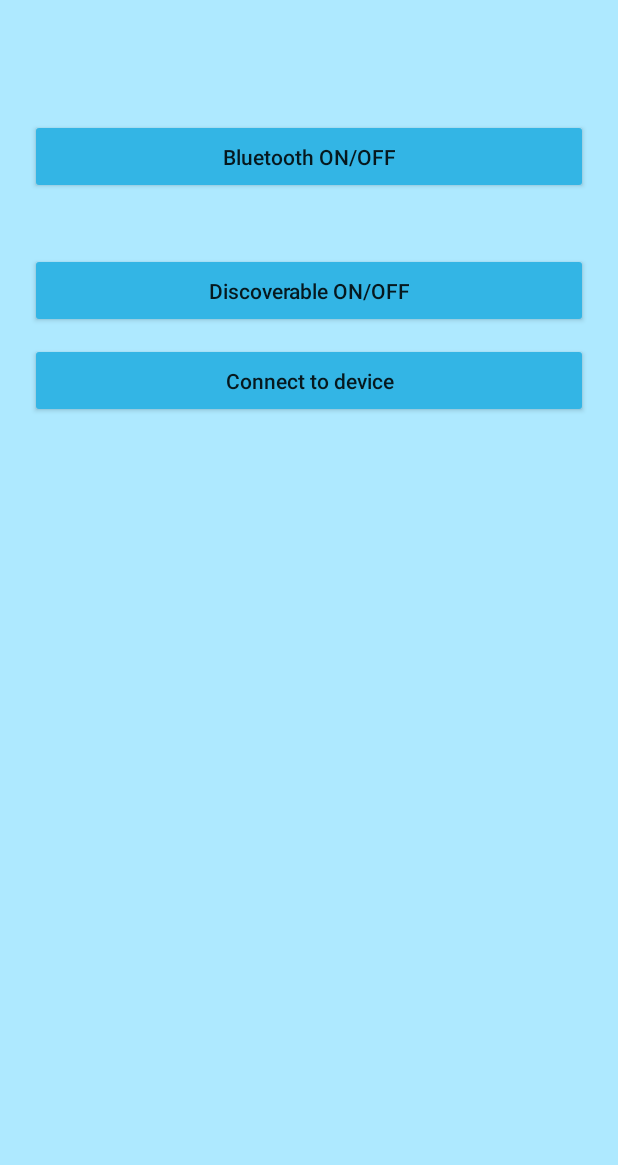
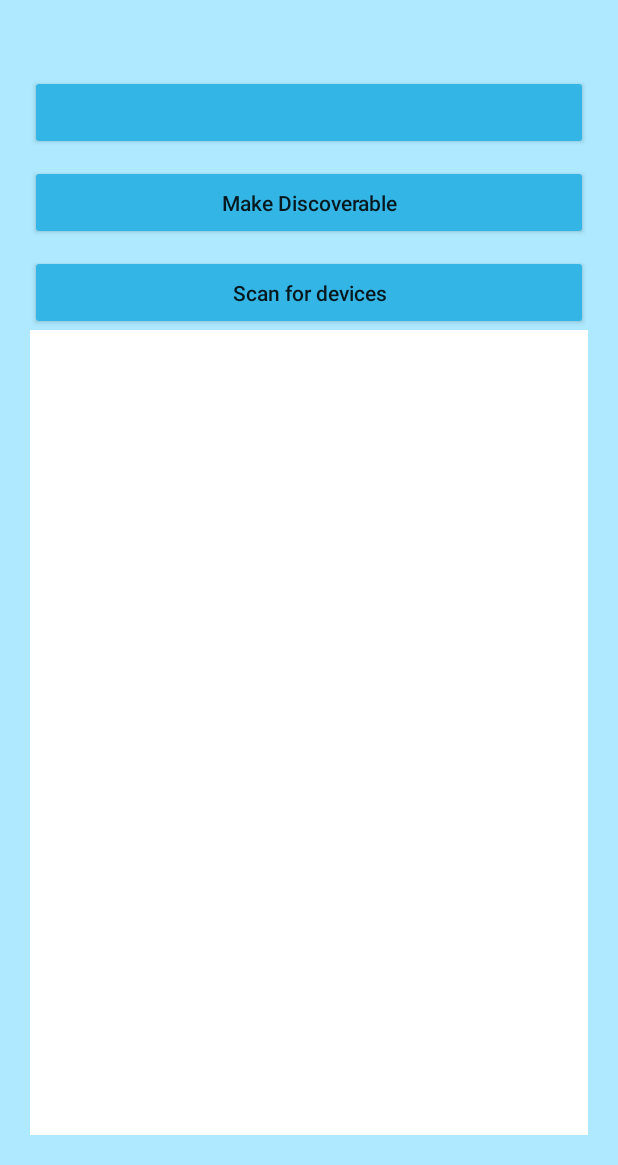
Before and after one commit to IndecisiveFly/Automotive-HUD, an Android app: the layout activity_connect__bt.xml on its own in the app's theme, with its tools: preview values and no code run, on a phone screen of 412 x 824 dp, the part 71-1236 px from its top. Run offline under Robolectric (Android 15) with nearby library versions, the phone set to English and light mode, and no system bars.

Commit message:
Added functionality for Bluetooth On/Off, Discoverability (for 30s), and discovering nearby devices.  - Discovering still needs some work, currently it finds all nearby devices in a single scan, but the list only appends if the user scans multiple times.  - Discoverability will not be needed for project, but can be useful for later testing.  - Some code exists for pairing in Connect_BT.java, but some "wires" still need connection.  - Device_List_Adapter.java and activity_device__list__adapter.xml work together to inflate a listview for scanned devices only.  - Many quality of life updates (such as state changes for other buttons on Bluetooth toggle, always checking state of bluetooth after button presses, etc...)

```diff
--- a/Andoird_Application/app/src/main/res/layout/activity_connect__bt.xml
+++ b/Andoird_Application/app/src/main/res/layout/activity_connect__bt.xml
@@ -22,36 +22,14 @@
         android:layout_width="match_parent"
         android:layout_height="50dp" />
 
-    <TextView
-        android:id="@+id/bluetooth_status"
-        android:gravity="center"
-        android:layout_width="match_parent"
-        android:layout_height="wrap_content"
-        android:text="" />
-
-    <Space
-        android:layout_width="match_parent"
-        android:layout_height="10dp" />
-
     <Button
         android:id="@+id/bluetooth_toggle_btn"
         android:layout_width="match_parent"
         android:layout_height="50dp"
         android:backgroundTint="@android:color/holo_blue_light"
         android:onClick="bluetooth_on_off"
-        android:text="@string/bluetooth_button"
+        android:text=""
         android:textAllCaps="false" />
-
-    <Space
-        android:layout_width="match_parent"
-        android:layout_height="10dp" />
-
-    <TextView
-        android:id="@+id/discoverable_status"
-        android:gravity="center"
-        android:layout_width="match_parent"
-        android:layout_height="wrap_content"
-        android:text="" />
 
     <Space
         android:layout_width="match_parent"
@@ -76,11 +54,12 @@
         android:layout_height="50dp"
         android:onClick="find_devices"
         android:backgroundTint="@android:color/holo_blue_light"
-        android:text="@string/connect_device"
+        android:text="@string/find_devices"
         android:textAllCaps="false" />
 
     <ListView
         android:id="@+id/devices_list_view"
+        android:background="@color/White"
         android:layout_width="match_parent"
         android:layout_height="match_parent" />
 
--- a/Andoird_Application/app/src/main/res/values/strings.xml
+++ b/Andoird_Application/app/src/main/res/values/strings.xml
@@ -1,7 +1,6 @@
 <resources>
     <string name="app_name">Automotive HUD</string>
     <string name="auto_hud_control">Automotive HUD Control</string>
-    <string name="bluetooth_button">Bluetooth ON/OFF</string>
-    <string name="bluetooth_discoverable">Discoverable ON/OFF</string>
-    <string name="connect_device">Connect to device</string>
+    <string name="bluetooth_discoverable">Make Discoverable</string>
+    <string name="find_devices">Scan for devices</string>
 </resources>
```
Also changed, not shown: Andoird_Application/app/src/main/java/com/dashhud/crigerkwok/dashboardhud/Connect_BT.java (+139 -76 lines), Andoird_Application/app/src/main/java/com/dashhud/crigerkwok/dashboardhud/Device_List_Adapter.java (+8 -2 lines).
